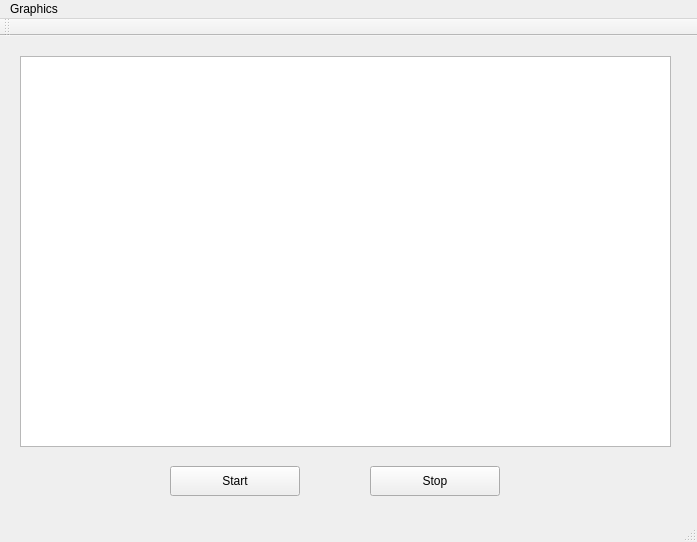
Above: mainwindow.ui from TheFallen312/Programming-course before the change. Below: the same form after it.
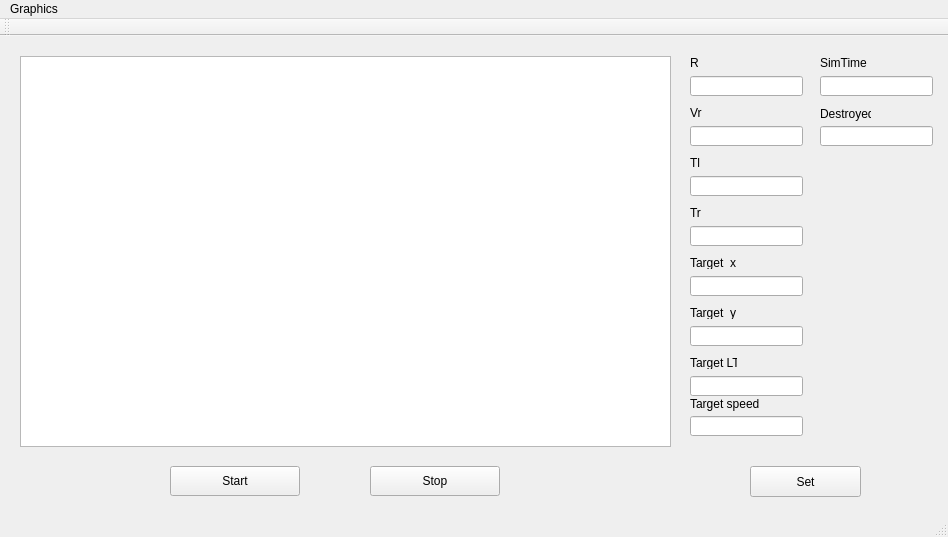
That is the form after the change.

```diff
--- a/mainwindow.ui
+++ b/mainwindow.ui
@@ -6,8 +6,8 @@
    <rect>
     <x>0</x>
     <y>0</y>
-    <width>697</width>
-    <height>542</height>
+    <width>948</width>
+    <height>537</height>
    </rect>
   </property>
   <property name="windowTitle">
@@ -50,13 +50,259 @@
      <string>Stop</string>
     </property>
    </widget>
+   <widget class="QLabel" name="label">
+    <property name="geometry">
+     <rect>
+      <x>690</x>
+      <y>20</y>
+      <width>47</width>
+      <height>13</height>
+     </rect>
+    </property>
+    <property name="text">
+     <string>R</string>
+    </property>
+   </widget>
+   <widget class="QLineEdit" name="lineEdit">
+    <property name="geometry">
+     <rect>
+      <x>690</x>
+      <y>40</y>
+      <width>113</width>
+      <height>20</height>
+     </rect>
+    </property>
+   </widget>
+   <widget class="QLabel" name="label_2">
+    <property name="geometry">
+     <rect>
+      <x>690</x>
+      <y>70</y>
+      <width>47</width>
+      <height>13</height>
+     </rect>
+    </property>
+    <property name="text">
+     <string>Vr</string>
+    </property>
+   </widget>
+   <widget class="QLineEdit" name="lineEdit_2">
+    <property name="geometry">
+     <rect>
+      <x>690</x>
+      <y>90</y>
+      <width>113</width>
+      <height>20</height>
+     </rect>
+    </property>
+   </widget>
+   <widget class="QLabel" name="label_3">
+    <property name="geometry">
+     <rect>
+      <x>690</x>
+      <y>120</y>
+      <width>47</width>
+      <height>13</height>
+     </rect>
+    </property>
+    <property name="text">
+     <string>Tl</string>
+    </property>
+   </widget>
+   <widget class="QLineEdit" name="lineEdit_3">
+    <property name="geometry">
+     <rect>
+      <x>690</x>
+      <y>140</y>
+      <width>113</width>
+      <height>20</height>
+     </rect>
+    </property>
+   </widget>
+   <widget class="QLabel" name="label_4">
+    <property name="geometry">
+     <rect>
+      <x>690</x>
+      <y>170</y>
+      <width>47</width>
+      <height>13</height>
+     </rect>
+    </property>
+    <property name="text">
+     <string>Tr</string>
+    </property>
+   </widget>
+   <widget class="QLineEdit" name="lineEdit_4">
+    <property name="geometry">
+     <rect>
+      <x>690</x>
+      <y>190</y>
+      <width>113</width>
+      <height>20</height>
+     </rect>
+    </property>
+   </widget>
+   <widget class="QLabel" name="label_5">
+    <property name="geometry">
+     <rect>
+      <x>690</x>
+      <y>220</y>
+      <width>47</width>
+      <height>13</height>
+     </rect>
+    </property>
+    <property name="text">
+     <string>Target_x</string>
+    </property>
+   </widget>
+   <widget class="QLineEdit" name="lineEdit_5">
+    <property name="geometry">
+     <rect>
+      <x>690</x>
+      <y>240</y>
+      <width>113</width>
+      <height>20</height>
+     </rect>
+    </property>
+   </widget>
+   <widget class="QLabel" name="label_6">
+    <property name="geometry">
+     <rect>
+      <x>690</x>
+      <y>270</y>
+      <width>47</width>
+      <height>13</height>
+     </rect>
+    </property>
+    <property name="text">
+     <string>Target_y</string>
+    </property>
+   </widget>
+   <widget class="QLineEdit" name="lineEdit_6">
+    <property name="geometry">
+     <rect>
+      <x>690</x>
+      <y>290</y>
+      <width>113</width>
+      <height>20</height>
+     </rect>
+    </property>
+   </widget>
+   <widget class="QPushButton" name="pushButton_3">
+    <property name="geometry">
+     <rect>
+      <x>750</x>
+      <y>430</y>
+      <width>111</width>
+      <height>31</height>
+     </rect>
+    </property>
+    <property name="text">
+     <string>Set</string>
+    </property>
+   </widget>
+   <widget class="QLabel" name="label_7">
+    <property name="geometry">
+     <rect>
+      <x>690</x>
+      <y>320</y>
+      <width>47</width>
+      <height>13</height>
+     </rect>
+    </property>
+    <property name="text">
+     <string>Target LT</string>
+    </property>
+   </widget>
+   <widget class="QLineEdit" name="lineEdit_7">
+    <property name="geometry">
+     <rect>
+      <x>690</x>
+      <y>340</y>
+      <width>113</width>
+      <height>20</height>
+     </rect>
+    </property>
+   </widget>
+   <widget class="QLabel" name="label_8">
+    <property name="geometry">
+     <rect>
+      <x>690</x>
+      <y>360</y>
+      <width>71</width>
+      <height>16</height>
+     </rect>
+    </property>
+    <property name="text">
+     <string>Target speed</string>
+    </property>
+   </widget>
+   <widget class="QLineEdit" name="lineEdit_8">
+    <property name="geometry">
+     <rect>
+      <x>690</x>
+      <y>380</y>
+      <width>113</width>
+      <height>20</height>
+     </rect>
+    </property>
+   </widget>
+   <widget class="QLineEdit" name="lineEdit_9">
+    <property name="geometry">
+     <rect>
+      <x>820</x>
+      <y>40</y>
+      <width>113</width>
+      <height>20</height>
+     </rect>
+    </property>
+   </widget>
+   <widget class="QLabel" name="label_9">
+    <property name="geometry">
+     <rect>
+      <x>820</x>
+      <y>20</y>
+      <width>47</width>
+      <height>13</height>
+     </rect>
+    </property>
+    <property name="text">
+     <string>SimTime</string>
+    </property>
+   </widget>
+   <widget class="QLabel" name="label_10">
+    <property name="geometry">
+     <rect>
+      <x>820</x>
+      <y>70</y>
+      <width>51</width>
+      <height>16</height>
+     </rect>
+    </property>
+    <property name="text">
+     <string>Destroyed</string>
+    </property>
+   </widget>
+   <widget class="QLineEdit" name="lineEdit_10">
+    <property name="geometry">
+     <rect>
+      <x>820</x>
+      <y>90</y>
+      <width>113</width>
+      <height>20</height>
+     </rect>
+    </property>
+    <property name="readOnly">
+     <bool>true</bool>
+    </property>
+   </widget>
   </widget>
   <widget class="QMenuBar" name="menuBar">
    <property name="geometry">
     <rect>
      <x>0</x>
      <y>0</y>
-     <width>697</width>
+     <width>948</width>
      <height>21</height>
     </rect>
    </property>
```
